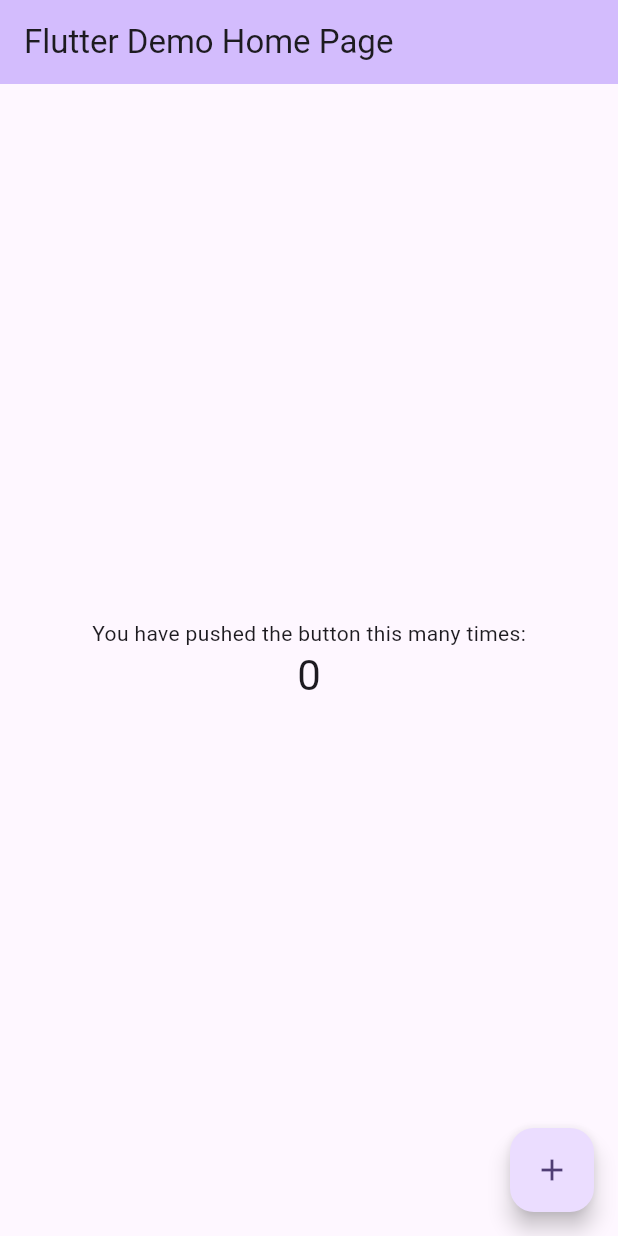
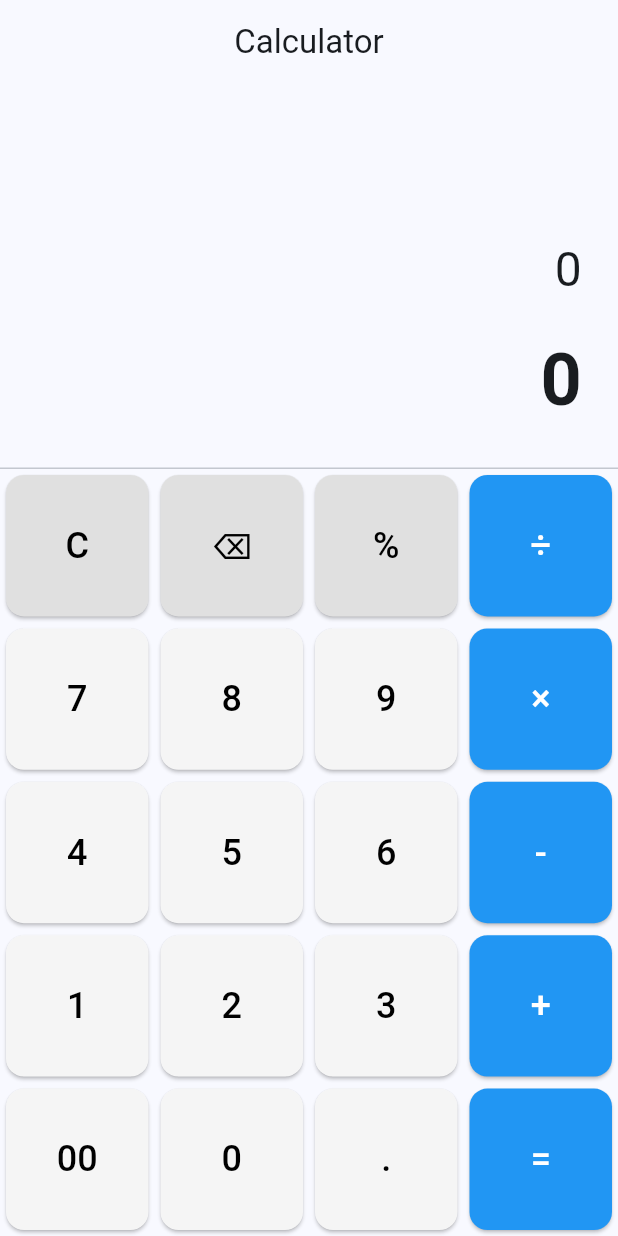
Before and after one commit to kmuzaki/flutterSimplyCalculator, a Flutter app: the screen it shows after launch, on a phone screen of 412 x 824 dp. Run offline on Flutter 3.47's test engine with Material 3 defaults, Android fonts, the phone set to English and light mode, and no system bars; our stand-ins replace math_expressions.

Commit message:
addedTemplateByAI&SeperateScreenClassManually

```diff
--- /dev/null
+++ b/lib/calcScreen.dart
@@ -0,0 +1,169 @@
+import 'package:flutter/material.dart';
+import 'package:math_expressions/math_expressions.dart';
+
+class CalculatorScreen extends StatefulWidget {
+  const CalculatorScreen({super.key});
+
+  @override
+  State<CalculatorScreen> createState() => _CalculatorScreenState();
+}
+
+class _CalculatorScreenState extends State<CalculatorScreen> {
+  String _expression = '';
+  String _result = '0';
+
+  void _onButtonPressed(String value) {
+    setState(() {
+      switch (value) {
+        case 'C':
+          _expression = '';
+          _result = '0';
+          break;
+        case '⌫':
+          if (_expression.isNotEmpty) {
+            _expression = _expression.substring(0, _expression.length - 1);
+          }
+          break;
+        case '=':
+          _calculateResult();
+          break;
+        default:
+          _expression += value;
+      }
+    });
+  }
+
+  void _calculateResult() {
+    try {
+      // Replace display symbols with math symbols
+      String finalExpression = _expression
+          .replaceAll('×', '*')
+          .replaceAll('÷', '/')
+          .replaceAll('%', '/100');
+
+      Parser parser = Parser();
+      Expression exp = parser.parse(finalExpression);
+      ContextModel contextModel = ContextModel();
+      double eval = exp.evaluate(EvaluationType.REAL, contextModel);
+
+      // Format result: remove trailing zeros for whole numbers
+      if (eval == eval.toInt()) {
+        _result = eval.toInt().toString();
+      } else {
+        _result = eval.toStringAsFixed(8).replaceAll(RegExp(r'0+$'), '').replaceAll(RegExp(r'\.$'), '');
+      }
+    } catch (e) {
+      _result = 'Error';
+    }
+  }
+
+  @override
+  Widget build(BuildContext context) {
+    return Scaffold(
+      appBar: AppBar(
+        title: const Text('Calculator'),
+        centerTitle: true,
+      ),
+      body: Column(
+        children: [
+          // Display area
+          Expanded(
+            flex: 2,
+            child: Container(
+              width: double.infinity,
+              padding: const EdgeInsets.all(24),
+              child: Column(
+                mainAxisAlignment: MainAxisAlignment.end,
+                crossAxisAlignment: CrossAxisAlignment.end,
+                children: [
+                  // Expression
+                  SingleChildScrollView(
+                    scrollDirection: Axis.horizontal,
+                    reverse: true,
+                    child: Text(
+                      _expression.isEmpty ? '0' : _expression,
+                      style: const TextStyle(fontSize: 32),
+                    ),
+                  ),
+                  const SizedBox(height: 16),
+                  // Result
+                  SingleChildScrollView(
+                    scrollDirection: Axis.horizontal,
+                    reverse: true,
+                    child: Text(
+                      _result,
+                      style: const TextStyle(
+                        fontSize: 48,
+                        fontWeight: FontWeight.bold,
+                      ),
+                    ),
+                  ),
+                ],
+              ),
+            ),
+          ),
+          const Divider(height: 1),
+          // Button grid
+          Expanded(
+            flex: 4,
+            child: _buildButtonGrid(),
+          ),
+        ],
+      ),
+    );
+  }
+
+  Widget _buildButtonGrid() {
+    final buttons = [
+      ['C', '⌫', '%', '÷'],
+      ['7', '8', '9', '×'],
+      ['4', '5', '6', '-'],
+      ['1', '2', '3', '+'],
+      ['00', '0', '.', '='],
+    ];
+
+    return Column(
+      children: buttons.map((row) {
+        return Expanded(
+          child: Row(
+            crossAxisAlignment: CrossAxisAlignment.stretch,
+            children: row.map((buttonText) {
+              return Expanded(
+                child: _buildButton(buttonText),
+              );
+            }).toList(),
+          ),
+        );
+      }).toList(),
+    );
+  }
+
+  Widget _buildButton(String text) {
+    // Determine button type for styling (adjust colors later)
+    bool isOperator = ['÷', '×', '-', '+', '='].contains(text);
+    bool isSpecial = ['C', '⌫', '%'].contains(text);
+
+    return Padding(
+      padding: const EdgeInsets.all(4.0),
+      child: ElevatedButton(
+        onPressed: () => _onButtonPressed(text),
+        style: ElevatedButton.styleFrom(
+          shape: RoundedRectangleBorder(
+            borderRadius: BorderRadius.circular(12),
+          ),
+          // TODO: Customize these colors
+          backgroundColor: isOperator
+              ? Colors.blue
+              : isSpecial
+                  ? Colors.grey[300]
+                  : Colors.grey[100],
+          foregroundColor: isOperator ? Colors.white : Colors.black,
+        ),
+        child: Text(
+          text,
+          style: const TextStyle(fontSize: 24),
+        ),
+      ),
+    );
+  }
+}
--- a/lib/main.dart
+++ b/lib/main.dart
@@ -1,122 +1,23 @@
 import 'package:flutter/material.dart';
+import 'calcScreen.dart';
 
 void main() {
-  runApp(const MyApp());
+  runApp(const CalculatorApp());
 }
 
-class MyApp extends StatelessWidget {
-  const MyApp({super.key});
+class CalculatorApp extends StatelessWidget {
+  const CalculatorApp({super.key});
 
-  // This widget is the root of your application.
   @override
   Widget build(BuildContext context) {
     return MaterialApp(
-      title: 'Flutter Demo',
+      title: 'Simple Calculator',
+      debugShowCheckedModeBanner: false,
       theme: ThemeData(
-        // This is the theme of your application.
-        //
-        // TRY THIS: Try running your application with "flutter run". You'll see
-        // the application has a purple toolbar. Then, without quitting the app,
-        // try changing the seedColor in the colorScheme below to Colors.green
-        // and then invoke "hot reload" (save your changes or press the "hot
-        // reload" button in a Flutter-supported IDE, or press "r" if you used
-        // the command line to start the app).
-        //
-        // Notice that the counter didn't reset back to zero; the application
-        // state is not lost during the reload. To reset the state, use hot
-        // restart instead.
-        //
-        // This works for code too, not just values: Most code changes can be
-        // tested with just a hot reload.
-        colorScheme: .fromSeed(seedColor: Colors.deepPurple),
+        colorScheme: ColorScheme.fromSeed(seedColor: Colors.blue),
+        useMaterial3: true,
       ),
-      home: const MyHomePage(title: 'Flutter Demo Home Page'),
+      home: const CalculatorScreen(),
     );
   }
 }
-
-class MyHomePage extends StatefulWidget {
-  const MyHomePage({super.key, required this.title});
-
-  // This widget is the home page of your application. It is stateful, meaning
-  // that it has a State object (defined below) that contains fields that affect
-  // how it looks.
-
-  // This class is the configuration for the state. It holds the values (in this
-  // case the title) provided by the parent (in this case the App widget) and
-  // used by the build method of the State. Fields in a Widget subclass are
-  // always marked "final".
-
-  final String title;
-
-  @override
-  State<MyHomePage> createState() => _MyHomePageState();
-}
-
-class _MyHomePageState extends State<MyHomePage> {
-  int _counter = 0;
-
-  void _incrementCounter() {
-    setState(() {
-      // This call to setState tells the Flutter framework that something has
-      // changed in this State, which causes it to rerun the build method below
-      // so that the display can reflect the updated values. If we changed
-      // _counter without calling setState(), then the build method would not be
-      // called again, and so nothing would appear to happen.
-      _counter++;
-    });
-  }
-
-  @override
-  Widget build(BuildContext context) {
-    // This method is rerun every time setState is called, for instance as done
-    // by the _incrementCounter method above.
-    //
-    // The Flutter framework has been optimized to make rerunning build methods
-    // fast, so that you can just rebuild anything that needs updating rather
-    // than having to individually change instances of widgets.
-    return Scaffold(
-      appBar: AppBar(
-        // TRY THIS: Try changing the color here to a specific color (to
-        // Colors.amber, perhaps?) and trigger a hot reload to see the AppBar
-        // change color while the other colors stay the same.
-        backgroundColor: Theme.of(context).colorScheme.inversePrimary,
-        // Here we take the value from the MyHomePage object that was created by
-        // the App.build method, and use it to set our appbar title.
-        title: Text(widget.title),
-      ),
-      body: Center(
-        // Center is a layout widget. It takes a single child and positions it
-        // in the middle of the parent.
-        child: Column(
-          // Column is also a layout widget. It takes a list of children and
-          // arranges them vertically. By default, it sizes itself to fit its
-          // children horizontally, and tries to be as tall as its parent.
-          //
-          // Column has various properties to control how it sizes itself and
-          // how it positions its children. Here we use mainAxisAlignment to
-          // center the children vertically; the main axis here is the vertical
-          // axis because Columns are vertical (the cross axis would be
-          // horizontal).
-          //
-          // TRY THIS: Invoke "debug painting" (choose the "Toggle Debug Paint"
-          // action in the IDE, or press "p" in the console), to see the
-          // wireframe for each widget.
-          mainAxisAlignment: .center,
-          children: [
-            const Text('You have pushed the button this many times:'),
-            Text(
-              '$_counter',
-              style: Theme.of(context).textTheme.headlineMedium,
-            ),
-          ],
-        ),
-      ),
-      floatingActionButton: FloatingActionButton(
-        onPressed: _incrementCounter,
-        tooltip: 'Increment',
-        child: const Icon(Icons.add),
-      ),
-    );
-  }
-}
```
Also changed, not shown: 1 other file.
